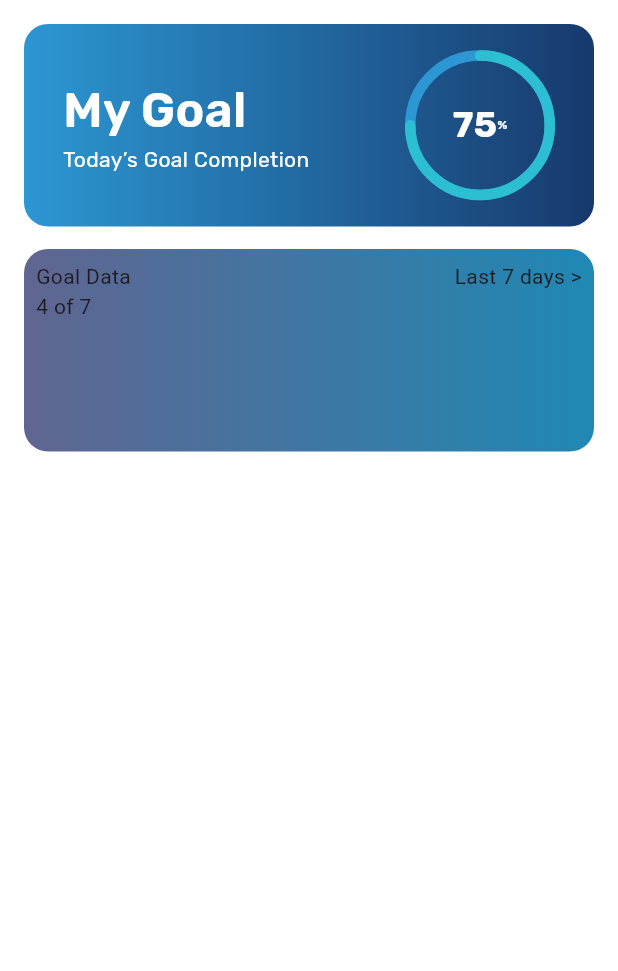
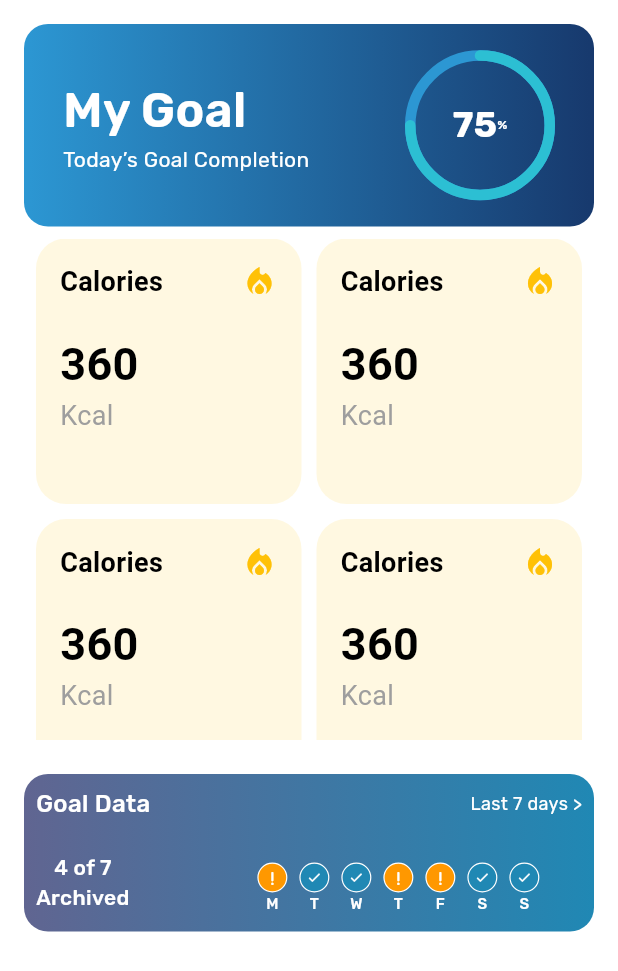
Before and after one commit to jatinkumarsahoo99/fitbe_mobile_app, a Flutter app: the HomeScreen screen opened by its route, on a phone screen of 412 x 824 dp. Shown: the top 971 px of the screen. Run offline on Flutter 3.47's test engine with Material 3 defaults, Android fonts, the phone set to English and light mode, and no system bars; drawn by our look-alikes of percent_indicator; our stand-ins replace flutter_svg, font_awesome_flutter, google_fonts, sms_autofill.

Commit message:
by jatin

```diff
--- a/lib/app/common_widgets/goal_data_card.dart
+++ b/lib/app/common_widgets/goal_data_card.dart
@@ -1,4 +1,7 @@
+import 'package:fitbe/app/common_widgets/week_status_widget.dart';
 import 'package:flutter/material.dart';
+
+import '../app_theme/text_styles.dart';
 
 class GoalDataCard extends StatelessWidget {
   const GoalDataCard({super.key});
@@ -6,7 +9,7 @@ class GoalDataCard extends StatelessWidget {
   @override
   Widget build(BuildContext context) {
     return Container(
-      height: 135,
+      height: 105,
       decoration: BoxDecoration(
         gradient: const LinearGradient(
           colors: [ Color(0xFF606591), Color(0xFF2088B4)],
@@ -15,27 +18,31 @@ class GoalDataCard extends StatelessWidget {
         ),
         borderRadius: BorderRadius.circular(16),
       ),
-      child: const Padding(
-        padding:  EdgeInsets.all(8.0),
+      child:  Padding(
+        padding:  const EdgeInsets.all(8.0),
         child: Column(
+          mainAxisAlignment: MainAxisAlignment.spaceBetween,
           children: [
+             Row(
+              mainAxisAlignment: MainAxisAlignment.spaceBetween,
+              children: [
+                Text("Goal Data",style: TextStyles(context).googleRubikFontsForButtonText(fontSize: 16,fontWeight: FontWeight.w500),),
+                Text("Last 7 days >",style: TextStyles(context).googleRubikFontsForButtonText(fontSize: 12,fontWeight: FontWeight.w400))
+              ],
+            ),
             Row(
               mainAxisAlignment: MainAxisAlignment.spaceBetween,
               children: [
-                Text("Goal Data"),
-                Text("Last 7 days >")
-              ],
-            ),
-            Row(
-              children: [
-                Column(
+                 Column(
                   children: [
-                    Text("4 of 7")
+                    Text("4 of 7",style: TextStyles(context).googleRubikFontsForButtonText(fontSize: 14,fontWeight: FontWeight.w500),),
+                    Text("Archived",style: TextStyles(context).googleRubikFontsForButtonText(fontSize: 14,fontWeight: FontWeight.w500),)
                   ],
                 ),
-                Column(
-                  children: [],
-                ),
+                SizedBox(
+                    height: 50,
+                    width: MediaQuery.of(context).size.width*0.535,
+                    child: WeekStatusWidget())
               ],
             )
           ],
--- /dev/null
+++ b/lib/app/common_widgets/grid_view_widget.dart
@@ -0,0 +1,64 @@
+import 'package:flutter/material.dart';
+
+class GridViewExample extends StatelessWidget {
+  final List<Map<String, dynamic>> items = List.generate(4, (index) => {
+    "title": "Calories",
+    "value": "360",
+    "unit": "Kcal",
+    "icon": Icons.local_fire_department, // You can change the icon here
+  });
+
+  @override
+  Widget build(BuildContext context) {
+    return Padding(
+      padding: const EdgeInsets.all(8.0),
+      child: GridView.builder(
+        gridDelegate: const SliverGridDelegateWithFixedCrossAxisCount(
+          crossAxisCount: 2, // Number of columns
+          crossAxisSpacing: 10.0, // Space between columns
+          mainAxisSpacing: 10.0, // Space between rows
+          childAspectRatio: 1.0, // Ratio of width to height of each item
+        ),
+        itemCount: items.length,
+        itemBuilder: (context, index) {
+          return Container(
+            decoration: BoxDecoration(
+              color: const Color(0xFFFFF8E1), // Light beige color
+              borderRadius: BorderRadius.circular(20), // Rounded corners
+              // border: Border.all(color: Colors.blueAccent, width: 2),
+            ),
+            padding: const EdgeInsets.all(16.0),
+            child: Column(
+              crossAxisAlignment: CrossAxisAlignment.start,
+              children: [
+                Row(
+                  mainAxisAlignment: MainAxisAlignment.spaceBetween,
+                  children: [
+                    Text(
+                      items[index]["title"],
+                      style: const TextStyle(fontSize: 18, fontWeight: FontWeight.bold, color: Colors.black),
+                    ),
+                    Icon(
+                      items[index]["icon"],
+                      color: Colors.amber,
+                      size: 24.0,
+                    ),
+                  ],
+                ),
+                SizedBox(height: 20.0),
+                Text(
+                  items[index]["value"],
+                  style: TextStyle(fontSize: 30, fontWeight: FontWeight.bold, color: Colors.black),
+                ),
+                Text(
+                  items[index]["unit"],
+                  style: TextStyle(fontSize: 18, color: Colors.grey),
+                ),
+              ],
+            ),
+          );
+        },
+      ),
+    );
+  }
+}
--- /dev/null
+++ b/lib/app/common_widgets/week_status_widget.dart
@@ -0,0 +1,66 @@
+import 'package:fitbe/app/app_theme/colors.dart';
+import 'package:flutter/material.dart';
+
+import '../app_theme/text_styles.dart';
+import 'package:font_awesome_flutter/font_awesome_flutter.dart';
+
+class WeekStatusWidget extends StatelessWidget {
+
+  final List<WeekDataModel> lstData = [
+    WeekDataModel(day: "M",isOk: false),
+    WeekDataModel(day: "T",isOk: true),
+    WeekDataModel(day: "W",isOk: true),
+    WeekDataModel(day: "T",isOk: false),
+    WeekDataModel(day: "F",isOk: false),
+    WeekDataModel(day: "S",isOk: true),
+    WeekDataModel(day: "S",isOk: true),
+  ];
+
+   WeekStatusWidget({super.key});
+
+  @override
+  Widget build(BuildContext context) {
+    return ListView.builder(
+      itemBuilder: (BuildContext context,int index){
+      return Padding(
+        padding: const EdgeInsets.all(4.0),
+        child: Column(
+          mainAxisAlignment: MainAxisAlignment.end,
+        crossAxisAlignment: CrossAxisAlignment.center,
+        children: [
+          Container(
+            height: 20,
+            width: 20,
+            decoration:  BoxDecoration(
+              // color: ColorsGroup.primaryColor,
+              color: (lstData[index].isOk == true)? const Color(0xFF2088B4):Colors.orange,
+              borderRadius:  const BorderRadius.all(Radius.circular(50)),
+              border: Border.all(width: 0.8,color: Colors.white),
+            ),
+            child:  Center(
+              child: Padding(
+                padding:  const EdgeInsets.all(4.0),
+                child:  (lstData[index].isOk == true)? const Icon(Icons.done,size: 10,color: Colors.white,):
+                const FaIcon(
+                  FontAwesomeIcons.exclamation,
+                  size: 10.0, // Set the size you need
+                  color: Colors.white, // Set the color  you need
+                ),
+              ),
+            ),
+          ),
+           Text(lstData[index].day??"",style:TextStyles(context).googleRubikFontsForButtonText(fontWeight: FontWeight.w500,fontSize: 10) ,)
+        ],
+            ),
+      );},itemCount:lstData.length ,
+      scrollDirection: Axis.horizontal,
+    );
+  }
+}
+
+class WeekDataModel{
+  String? day;
+  bool ? isOk;
+
+  WeekDataModel({this.day,this.isOk});
+}
--- a/lib/app/modules/home_screen/home_screen.dart
+++ b/lib/app/modules/home_screen/home_screen.dart
@@ -2,6 +2,7 @@ import 'package:flutter/material.dart';
 
 import '../../common_widgets/card_widget_with_per.dart';
 import '../../common_widgets/goal_data_card.dart';
+import '../../common_widgets/grid_view_widget.dart';
 
 class HomeScreen extends StatefulWidget {
   const HomeScreen({super.key});
@@ -13,16 +14,27 @@ class HomeScreen extends StatefulWidget {
 class _HomeScreenState extends State<HomeScreen> {
   @override
   Widget build(BuildContext context) {
-    return const Scaffold(body: SafeArea(
+    return Scaffold(
+        body: SafeArea(
             child: Padding(
       padding: EdgeInsets.all(16.0),
       child: Column(
         children: [
-              CardWidgetWithPer(),
+          const Row(
+            children: [
+              Column(
+                children: [],
+              ),
+            ],
+          ),
+          const CardWidgetWithPer(),
           SizedBox(
+              height: 350,
+              child: GridViewExample()),
+          const SizedBox(
             height: 15,
           ),
-              GoalDataCard()
+          const GoalDataCard()
         ],
       ),
     )));
--- /dev/null
+++ b/lib/app/modules/signup_screen/model/sign_up_model.dart
@@ -0,0 +1,52 @@
+class SignUpModel {
+  String? firstName;
+  String? lastName;
+  String? email;
+  String? gender;
+  String? mobileNumber;
+  String? dateOfBirth;
+  bool? emailVerified;
+  bool? mobileNumberVerified;
+  int? oTP;
+  String? createdAt;
+
+  SignUpModel(
+      {this.firstName,
+        this.lastName,
+        this.email,
+        this.gender,
+        this.mobileNumber,
+        this.dateOfBirth,
+        this.emailVerified,
+        this.mobileNumberVerified,
+        this.oTP,
+        this.createdAt});
+
+  SignUpModel.fromJson(Map<String, dynamic> json) {
+    firstName = json['FirstName'];
+    lastName = json['LastName'];
+    email = json['Email'];
+    gender = json['Gender'];
+    mobileNumber = json['MobileNumber'];
+    dateOfBirth = json['DateOfBirth'];
+    emailVerified = json['EmailVerified'];
+    mobileNumberVerified = json['MobileNumberVerified'];
+    oTP = json['OTP'];
+    createdAt = json['CreatedAt'];
+  }
+
+  Map<String, dynamic> toJson() {
+    final Map<String, dynamic> data = new Map<String, dynamic>();
+    data['FirstName'] = this.firstName;
+    data['LastName'] = this.lastName;
+    data['Email'] = this.email;
+    data['Gender'] = this.gender;
+    data['MobileNumber'] = this.mobileNumber;
+    data['DateOfBirth'] = this.dateOfBirth;
+    data['EmailVerified'] = this.emailVerified;
+    data['MobileNumberVerified'] = this.mobileNumberVerified;
+    data['OTP'] = this.oTP;
+    data['CreatedAt'] = this.createdAt;
+    return data;
+  }
+}
--- a/pubspec.yaml
+++ b/pubspec.yaml
@@ -55,6 +55,7 @@ dev_dependencies:
   flutter_lints: ^3.0.0
   flutter_launcher_icons:
   percent_indicator:
+  font_awesome_flutter:
 
 # For information on the generic Dart part of this file, see the
 # following page: https://dart.dev/tools/pub/pubspec
```
Also changed, not shown: pubspec.lock. Lines whose indentation alone changed are shown as unchanged.
